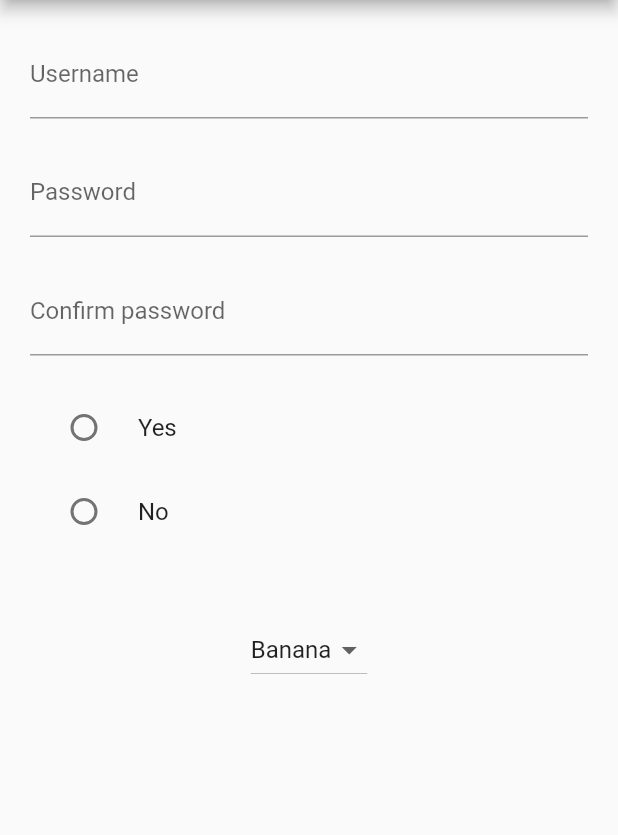
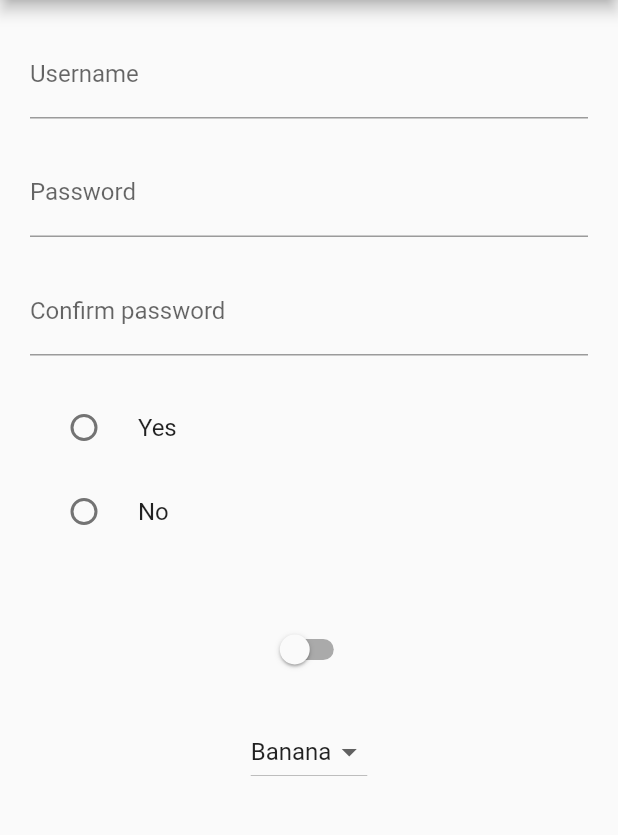
Before and after one commit to Calpoog/live_form, a Flutter app: the screen it shows after launch, on a phone screen of 412 x 824 dp, the part 84-919 px from its top. Run offline on Flutter 3.47's test engine with Material 2 defaults, Android fonts, the phone set to English and light mode, and no system bars; our stand-ins replace equatable, flutter_bloc.

```diff
--- a/example/lib/main.dart
+++ b/example/lib/main.dart
@@ -29,6 +29,7 @@ class MyFormCubit extends FormCubit {
   final fruit = SelectionFormControl<String>(
     initialValue: 'Banana',
   );
+  final toggle = ToggleFormControl();
   final age = NumberFormControl(
     validators: [requiredField],
   );
@@ -36,7 +37,7 @@ class MyFormCubit extends FormCubit {
   // Define a list of all fields defined above.
   @override
   List<FormControl> get controls =>
-      [username, password, confirmPassword, radio, age, fruit];
+      [username, password, confirmPassword, radio, age, fruit, toggle];
 
   // Optionally define a list of controls which are currently being validated. This *can* change
   // over the life of the cubit to deal with conditional fields. The ConditionalFormField widget
@@ -51,6 +52,7 @@ class MyFormCubit extends FormCubit {
         // Use collection ifs to optionally validate particular fields depending on others
         if (radio.value == true) age,
         fruit,
+        toggle,
       ];
 
   // It may be useful to turn your form into JSON or some other model for use with APIs
@@ -61,6 +63,7 @@ class MyFormCubit extends FormCubit {
       'radio': radio.value,
       'age': age.value,
       'fruit': fruit.value,
+      'toggle': toggle.value,
     };
   }
 }
@@ -145,6 +148,7 @@ class MyApp extends StatelessWidget {
                         decoration: const InputDecoration(labelText: 'Age'),
                       ),
                     ),
+                    LiveSwitchFormField(control: form.toggle),
                     LiveDropdownButtonFormField(
                       control: form.fruit,
                       items: const [
--- a/lib/src/controls/controls.dart
+++ b/lib/src/controls/controls.dart
@@ -5,3 +5,4 @@ export 'number_form_control.dart';
 export 'radio_form_control.dart';
 export 'selection_form_control.dart';
 export 'text_form_control.dart';
+export 'toggle_form_control.dart';
--- /dev/null
+++ b/lib/src/controls/toggle_form_control.dart
@@ -0,0 +1,17 @@
+import 'non_focusable_form_control.dart';
+
+/// A bloc representing a toggleable input like checkbox or switch.
+///
+/// `initialValue` defaults to false.
+class ToggleFormControl extends NonFocusableFormControl<bool> {
+  ToggleFormControl({
+    super.initialValue = false,
+    super.validators,
+    super.dependent,
+  });
+
+  @override
+  String toString() {
+    return 'ToggleFormControl${super.toString()}';
+  }
+}
--- a/lib/src/widgets/live_form_field.dart
+++ b/lib/src/widgets/live_form_field.dart
@@ -48,7 +48,6 @@ class LiveFormField<T, C extends FormControl<T>> extends StatefulWidget {
   static const int noMaxLength = -1;
   final int? maxLength;
   final MaxLengthEnforcement? maxLengthEnforcement;
-  final ValueChanged<String>? onChanged;
   final VoidCallback? onEditingComplete;
   final ValueChanged<String>? onSubmitted;
   final AppPrivateCommandCallback? onAppPrivateCommand;
@@ -108,7 +107,6 @@ class LiveFormField<T, C extends FormControl<T>> extends StatefulWidget {
     this.expands = false,
     this.maxLength,
     this.maxLengthEnforcement,
-    this.onChanged,
     this.onEditingComplete,
     this.onSubmitted,
     this.onAppPrivateCommand,
--- a/lib/src/widgets/live_number_form_field.dart
+++ b/lib/src/widgets/live_number_form_field.dart
@@ -34,7 +34,6 @@ class LiveNumberFormField extends LiveFormField<int?, NumberFormControl> {
     super.expands,
     super.maxLength,
     super.maxLengthEnforcement,
-    super.onChanged,
     super.onEditingComplete,
     super.onSubmitted,
     super.onAppPrivateCommand,
--- a/lib/src/widgets/live_radio_group_form_field.dart
+++ b/lib/src/widgets/live_radio_group_form_field.dart
@@ -45,14 +45,12 @@ class LiveRadio<T> {
 class LiveRadioGroupFormField<T> extends StatelessWidget {
   final RadioFormControl<T> control;
   final List<LiveRadio<T>> items;
-  final void Function(T?)? onChanged;
   final bool toggleable;
 
   const LiveRadioGroupFormField({
     super.key,
     required this.control,
     required this.items,
-    this.onChanged,
     this.toggleable = false,
   }) : assert(null is T || toggleable == false,
             'If a radio group is toggleable it must use a nullable type T');
--- /dev/null
+++ b/lib/src/widgets/live_switch_form_field.dart
@@ -0,0 +1,30 @@
+import 'package:flutter/material.dart' hide FormFieldState;
+import 'package:flutter_bloc/flutter_bloc.dart';
+import 'package:live_form/live_form.dart';
+
+class LiveSwitchFormField extends StatelessWidget {
+  final ToggleFormControl control;
+
+  const LiveSwitchFormField({
+    super.key,
+    required this.control,
+  });
+
+  @override
+  Widget build(BuildContext context) {
+    return BlocConsumer<ToggleFormControl, FormControlState<bool>>(
+      bloc: control,
+      listenWhen: (previous, current) => current.isFirstError,
+      listener: (context, state) {
+        Scrollable.ensureVisible(context,
+            duration: const Duration(milliseconds: 300));
+      },
+      builder: (context, state) {
+        return Switch(
+          value: control.value,
+          onChanged: (value) => control.update(value),
+        );
+      },
+    );
+  }
+}
--- a/lib/src/widgets/live_text_form_field.dart
+++ b/lib/src/widgets/live_text_form_field.dart
@@ -32,7 +32,6 @@ class LiveTextFormField extends LiveFormField<String, TextFormControl> {
     super.expands,
     super.maxLength,
     super.maxLengthEnforcement,
-    super.onChanged,
     super.onEditingComplete,
     super.onSubmitted,
     super.onAppPrivateCommand,
--- a/lib/src/widgets/widgets.dart
+++ b/lib/src/widgets/widgets.dart
@@ -4,4 +4,5 @@ export 'live_dropdown_button_form_field.dart';
 export 'live_form_field.dart';
 export 'live_number_form_field.dart';
 export 'live_radio_group_form_field.dart';
+export 'live_switch_form_field.dart';
 export 'live_text_form_field.dart';
```
